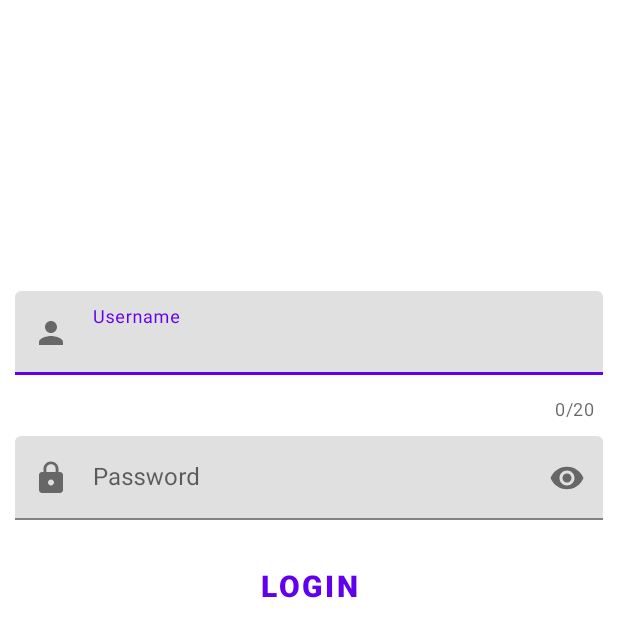
After one commit to jayaustin1122/kodego_InventoryApp_BobisJayAustin, an Android app: the layout activity_login_version2.xml on its own in the app's theme, with its tools: preview values and no code run, on a phone screen of 412 x 824 dp. The commit adds this screen. Shown: the top 637 px of the screen. Run offline under Robolectric (Android 15) with nearby library versions, the phone set to English and light mode, and no system bars.

Commit message:
Login version-2

```diff
--- a/app/build.gradle
+++ b/app/build.gradle
@@ -35,7 +35,7 @@ android {
 }
 
 dependencies {
-
+    api 'com.google.android.material:material:1.1.0-alpha06'
     implementation 'androidx.core:core-ktx:1.7.0'
     implementation 'androidx.appcompat:appcompat:1.5.1'
     implementation 'com.google.android.material:material:1.6.1'
--- a/app/src/main/java/com/kodeog/inventory/app/bobisjay/SplashActivity.kt
+++ b/app/src/main/java/com/kodeog/inventory/app/bobisjay/SplashActivity.kt
@@ -15,7 +15,7 @@ class SplashActivity : AppCompatActivity() {
 
         CoroutineScope(Dispatchers.Main).launch {
             delay(3000L)
-            startActivity(Intent(this@SplashActivity, MainActivity::class.java))
+            startActivity(Intent(this@SplashActivity, LoginVersion2::class.java))
             finish()
         }
     }
--- /dev/null
+++ b/app/src/main/res/layout/activity_login_version2.xml
@@ -0,0 +1,70 @@
+<?xml version="1.0" encoding="utf-8"?>
+<androidx.constraintlayout.widget.ConstraintLayout
+    xmlns:android="http://schemas.android.com/apk/res/android"
+    xmlns:app="http://schemas.android.com/apk/res-auto"
+    xmlns:tools="http://schemas.android.com/tools"
+    android:layout_width="match_parent"
+    android:layout_height="match_parent"
+    tools:context=".LoginVersion2">
+
+    <com.google.android.material.textfield.TextInputLayout
+        android:id="@+id/textField"
+        android:layout_width="match_parent"
+        android:layout_height="wrap_content"
+        android:layout_marginTop="184dp"
+        android:background="@color/Mildtrans"
+        android:hint="@string/username"
+        app:layout_constraintEnd_toEndOf="parent"
+        app:layout_constraintStart_toStartOf="parent"
+        app:layout_constraintTop_toTopOf="parent"
+        app:startIconDrawable="@drawable/ic_baseline_person_24"
+        app:endIconMode="clear_text"
+        app:counterEnabled="true"
+        app:counterMaxLength="20"
+        app:errorEnabled="true">
+
+        <com.google.android.material.textfield.TextInputEditText
+            android:id="@+id/etUsernameV2"
+            android:layout_width="match_parent"
+            android:layout_height="wrap_content"
+            android:layout_margin="10dp"
+            android:outlineSpotShadowColor="@color/black"
+            android:textColor="@color/black"
+            />
+
+    </com.google.android.material.textfield.TextInputLayout>
+
+    <com.google.android.material.textfield.TextInputLayout
+        android:id="@+id/textField2"
+        android:layout_width="match_parent"
+        android:layout_height="wrap_content"
+        android:hint="@string/password"
+        app:layout_constraintTop_toBottomOf="@+id/textField"
+        android:background="@color/Mildtrans"
+        app:startIconDrawable="@drawable/ic_baseline_lock_24"
+        app:endIconMode="password_toggle"
+        >
+
+        <com.google.android.material.textfield.TextInputEditText
+            android:id="@+id/etPasswordV2"
+            android:layout_width="match_parent"
+            android:layout_height="wrap_content"
+            android:layout_margin="10dp"
+            android:textColor="@color/black"
+            android:inputType="textPassword"/>
+
+    </com.google.android.material.textfield.TextInputLayout>
+
+    <Button
+        android:id="@+id/btnLogin"
+        style="@style/Widget.MaterialComponents.Button.TextButton"
+        android:layout_width="wrap_content"
+        android:layout_height="wrap_content"
+        android:layout_marginTop="10dp"
+        android:textSize="20dp"
+        android:textStyle="bold"
+        android:text="@string/Login"
+        app:layout_constraintEnd_toEndOf="parent"
+        app:layout_constraintStart_toStartOf="parent"
+        app:layout_constraintTop_toBottomOf="@id/textField2"/>
+</androidx.constraintlayout.widget.ConstraintLayout>
--- a/app/src/main/res/values/colors.xml
+++ b/app/src/main/res/values/colors.xml
@@ -8,4 +8,5 @@
     <color name="black">#FF000000</color>
     <color name="white">#FFFFFFFF</color>
     <color name="gray">#C5BDBD</color>
+    <color name="Mildtrans">#77FFFEFE</color>
 </resources>
--- a/app/src/main/res/values/strings.xml
+++ b/app/src/main/res/values/strings.xml
@@ -1,3 +1,7 @@
 <resources>
     <string name="app_name">Inventory App</string>
+    <string name="Login">Login</string>
+    <string name="username">Username</string>
+    <string name="password">Password</string>
+
 </resources>
```
Also changed, not shown: app/src/main/AndroidManifest.xml (+8 -1 lines), app/src/main/java/com/kodeog/inventory/app/bobisjay/LoginVersion2.kt (added, +60 -0 lines).
